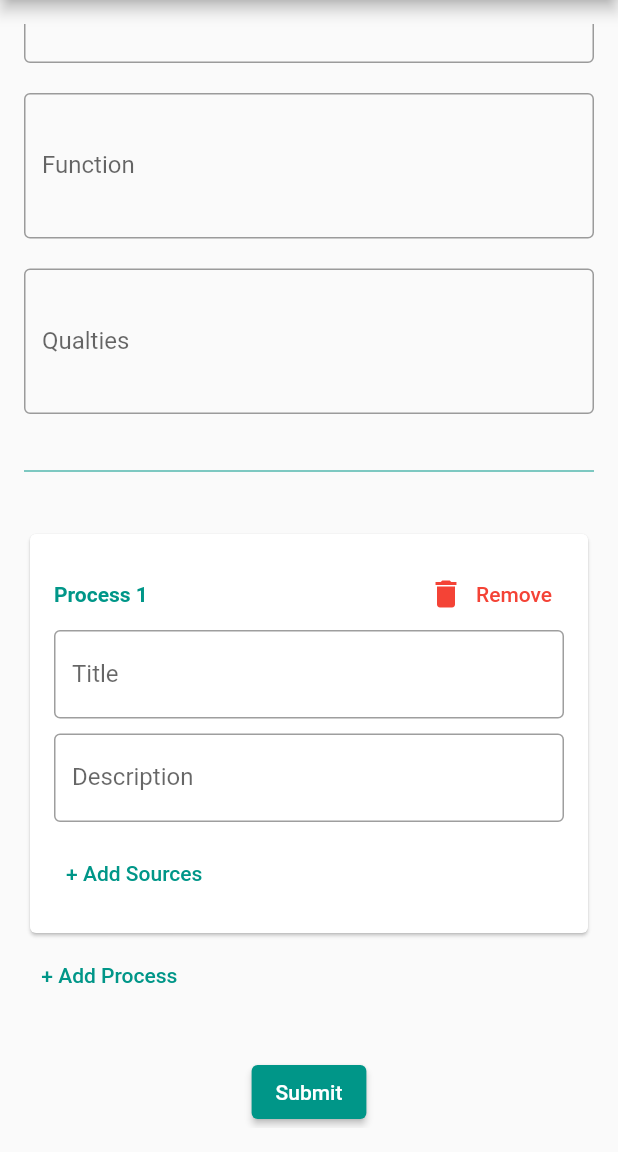
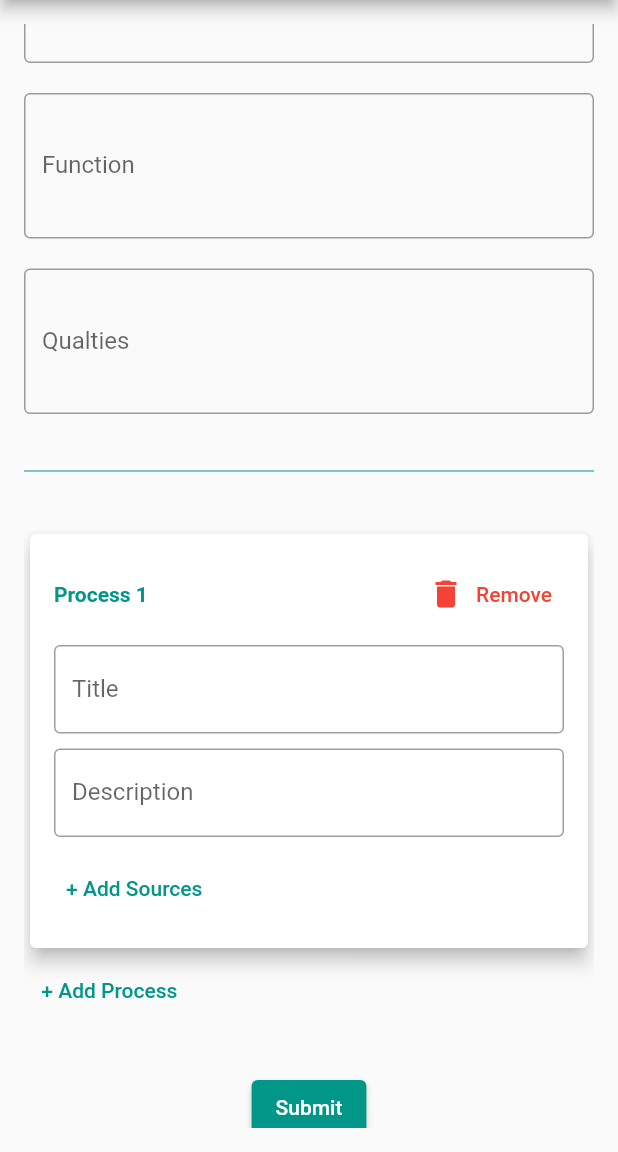
Before and after one commit to himanshurao075/pathFinder, a Flutter app: the ModelsFormView screen opened by its route, scrolled down 384 dp, on a phone screen of 412 x 824 dp, the part 84-1236 px from its top. Run offline on Flutter 3.47's test engine with Material 2 defaults, Android fonts, the light colour scheme and no system bars; our stand-ins replace flutter_animate, get, modal_progress_hud_nsn; missing offline and left inert: dart:js; statements that could not run were skipped.

Commit message:
Code Update

```diff
--- a/lib/modules/model_input/models_controller.dart
+++ b/lib/modules/model_input/models_controller.dart
@@ -14,9 +14,7 @@ class ModelsHomeController extends GetxController {
     // TODO: implement onInit
     super.onInit();
     models.add(mbaModel);
-    models.add(mbaModel);
-    models.add(mbaModel);
-    models.add(mbaModel);
+
   }
 }
 
--- a/lib/modules/model_input/models_form.dart
+++ b/lib/modules/model_input/models_form.dart
@@ -99,6 +99,7 @@ class ModelsFormView extends GetView<ModelsHomeController> {
                     (pindex) {
                   Process process = controller.carrerModel.proccess[pindex];
                   return Card(
+                    elevation: 5,
                     key: GlobalKey(),
                     child: Padding(
                       padding: const EdgeInsets.all(16.0),
@@ -128,6 +129,9 @@ class ModelsFormView extends GetView<ModelsHomeController> {
                                     style: TextStyle(color: Colors.red),
                                   ))
                             ],
+                          ),
+                          const SizedBox(
+                            height: 10,
                           ),
                           CustomeOutlineFormFiled(
                               labelText: "Title",
@@ -327,6 +331,11 @@ class ModelsFormView extends GetView<ModelsHomeController> {
                       print("description ${element.description}");
                       count += 1;
                     });
+
+                    controller.models= [ ...controller.models , model];
+                    controller.carrerModel = CarrerModel();
+                    Get.back();
+                    controller.update();
                   },
                   child: Text("Submit"),
                 )
--- a/lib/modules/model_input/models_view.dart
+++ b/lib/modules/model_input/models_view.dart
@@ -17,8 +17,9 @@ class ModelsHomeView extends GetView<ModelsHomeController> {
         title: const Text("Models View Home"),
         actions: [
           ElevatedButton.icon(
-              onPressed: () {
-                Get.toNamed(Routes.modelsForm);
+              onPressed: () async {
+                await Get.toNamed(Routes.modelsForm);
+                controller.update();
               },
               icon: Icon(Icons.add),
               label: Text("Add New Model"))
--- a/lib/routes/app_pages.dart
+++ b/lib/routes/app_pages.dart
@@ -19,7 +19,7 @@ class AppPages {
 
   static final routes = [
     GetPage(
-      name: _Paths.modelsHome,
+      name: _Paths.modelsForm,
       page: () => const ModelsFormView(),
       binding: ModelsHomeBinding(),
     ),
```
